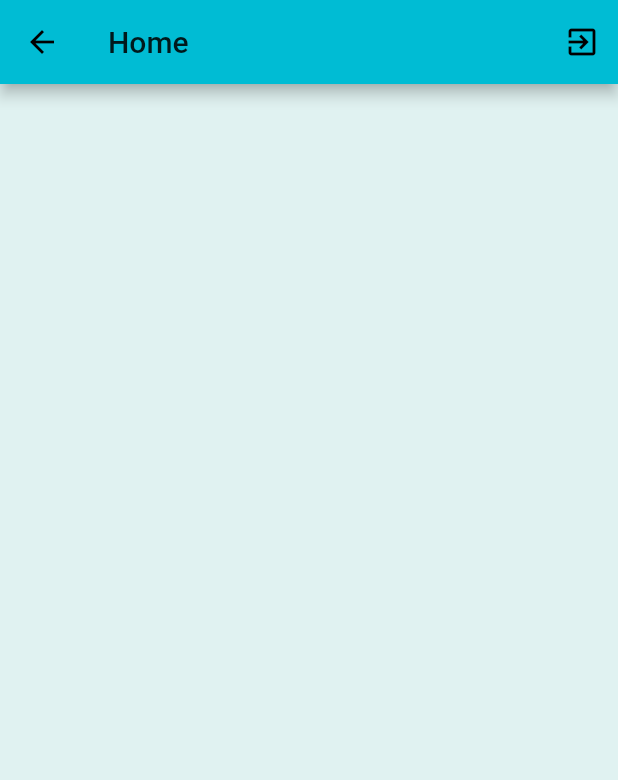
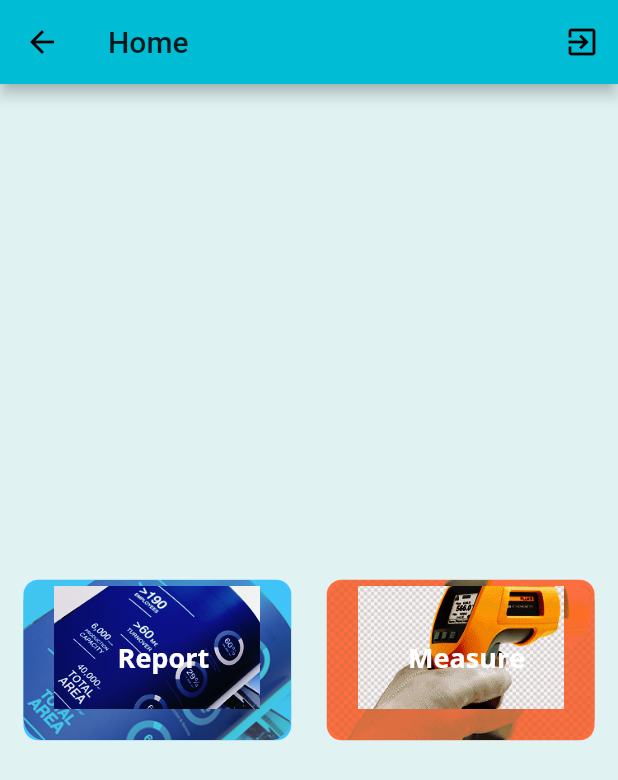
Before and after one commit to CrayJThiemsert/pmreport, a Flutter app: the HomePage screen opened directly, on a phone screen of 412 x 824 dp. Shown: the top 780 px of the screen. Run offline on Flutter 3.47's test engine with Material 2 defaults, Android fonts, the phone set to English and light mode, and no system bars; drawn by our look-alikes of flutter_bounce; our stand-ins replace bloc, cloud_firestore, equatable, firebase_auth, firebase_core, flutter_bloc and 4 more; missing offline and left inert: pedantic; accounts and stored records are empty.

Commit message:
- Add home 2 main menu buttons ui.(Report and Measure)

```diff
--- a/lib/main.dart
+++ b/lib/main.dart
@@ -6,6 +6,7 @@ import 'package:equatable/equatable.dart';
 import 'package:pmreport/blocs/simple_bloc_observer.dart';
 import 'package:authentication_repository/authentication_repository.dart';
 import 'package:pmreport/app.dart';
+import 'package:pmreport/ui/home/home.dart';
 
 void main() async {
   WidgetsFlutterBinding.ensureInitialized();
@@ -15,4 +16,5 @@ void main() async {
 
   Bloc.observer = SimpleBlocObserver();
   runApp(App(authenticationRepository: AuthenticationRepository()));
+
 }
--- a/lib/ui/home/view/home_page.dart
+++ b/lib/ui/home/view/home_page.dart
@@ -3,6 +3,7 @@ import 'package:flutter_bloc/flutter_bloc.dart';
 import 'package:pmreport/blocs/authentication/authentication.dart';
 import 'package:pmreport/ui/home/home.dart';
 import 'package:pmreport/ui/home/widgets/categories_menu.dart';
+import 'package:pmreport/ui/home/widgets/home_menu.dart';
 
 class HomePage extends StatelessWidget {
   static Route route() {
@@ -26,7 +27,8 @@ class HomePage extends StatelessWidget {
           )
         ],
       ),
-      body: CategoriesMenu(),
+      body: HomeMenu(),
+      // body: CategoriesMenu(),
       // body: Align(
       //   alignment: const Alignment(0, -1 / 3),
       //   child: Column(
--- /dev/null
+++ b/lib/ui/home/widgets/home_menu.dart
@@ -0,0 +1,123 @@
+import 'package:flutter/material.dart';
+import 'package:flutter_bounce/flutter_bounce.dart';
+
+import 'package:flutter_bloc/flutter_bloc.dart';
+import 'package:pmreport/blocs/blocs.dart';
+import 'package:pmreport/ui/home/widgets/loading_indicator.dart';
+import 'package:pmreport/utils/sizes_helpers.dart';
+
+class HomeMenu extends StatelessWidget {
+  HomeMenu({Key key}) : super(key: key);
+
+  @override
+  Widget build(BuildContext context) {
+    return Center(
+      child: Row(
+        mainAxisAlignment: MainAxisAlignment.spaceEvenly,
+        children: [
+          Bounce(
+            duration: Duration(milliseconds: 100),
+            child: Container(
+              margin: EdgeInsets.all(8.0),
+              child: Stack(
+                alignment: Alignment.topCenter,
+                children: [
+                  buildBackgroundImage(
+                      "assets/report_menu_normal.png",
+                      displayWidth(context),
+                      displayHeight(context) * 0.13,
+                      displaySize(context),
+                      Colors.lightBlueAccent,
+                  ),
+                  buildContentImage("assets/report_menu_normal.png",
+                      displayHeight(context) * 0.10),
+                  buildTapText('Report'),
+                ],
+              ),
+            ),
+            onPressed: () {
+              print('Report pressed...');
+            },
+          ),
+
+          Bounce(
+            duration: Duration(milliseconds: 100),
+            child: Container(
+              margin: EdgeInsets.all(8.0),
+              child: Stack(
+                alignment: Alignment.topCenter,
+                children: [
+                  buildBackgroundImage(
+                      "assets/measurement_menu_normal.png",
+                      displayWidth(context),
+                      displayHeight(context) * 0.13,
+                      displaySize(context),
+                      Colors.deepOrangeAccent,
+                  ),
+                  buildContentImage("assets/measurement_menu_normal.png",
+                      displayHeight(context) * 0.10),
+                  buildTapText('Measure'),
+                ],
+              ),
+            ),
+            onPressed: () {
+              print('Measurement pressed...');
+            },
+          ),
+        ],
+      ),
+    );
+  }
+
+  Widget buildTapText(String name) {
+    Color mBrown = Color(0xff81554E);
+    return Padding(
+      padding: const EdgeInsets.only(top: 40.0),
+      child: Row(
+        children: [
+          SizedBox(
+            width: 8,
+          ),
+          Text(name,
+              style: TextStyle(
+                fontWeight: FontWeight.bold,
+                fontSize: 18,
+                color: Colors.white,
+              )),
+        ],
+      ),
+    );
+  }
+
+  Widget buildBackgroundImage(
+      String backgroundImage, double cardWidth, double cardHeight, Size size, Color blendColor) {
+    return Container(
+        height: cardHeight,
+        decoration: BoxDecoration(
+          borderRadius: BorderRadius.circular(10.0),
+          color: blendColor,
+
+        ),
+        child: ClipRRect(
+          borderRadius: BorderRadius.circular(15),
+          child: Image.asset(
+            backgroundImage,
+            fit: BoxFit.contain,
+            color: blendColor,
+            colorBlendMode: BlendMode.darken,
+          ),
+        ),
+      );
+  }
+
+  Widget buildContentImage(String contentImage, double contentHeight) {
+    return Container(
+        margin: EdgeInsets.all(4),
+        child: Image.asset(
+            contentImage,
+            color: Colors.black87,
+            colorBlendMode: BlendMode.overlay,
+            height: contentHeight)
+    );
+  }
+}
--- /dev/null
+++ b/lib/utils/sizes_helpers.dart
@@ -0,0 +1,16 @@
+import 'package:flutter/material.dart';
+
+Size displaySize(BuildContext context) {
+  debugPrint('Size = ' + MediaQuery.of(context).size.toString());
+  return MediaQuery.of(context).size;
+}
+
+double displayHeight(BuildContext context) {
+  debugPrint('Height = ' + displaySize(context).height.toString());
+  return displaySize(context).height;
+}
+
+double displayWidth(BuildContext context) {
+  debugPrint('Width = ' + displaySize(context).width.toString());
+  return displaySize(context).width;
+}
--- a/pubspec.yaml
+++ b/pubspec.yaml
@@ -48,6 +48,8 @@ dependencies:
   cupertino_icons: ^0.1.3
 
   flutter_swiper: ^1.1.6
+#  imagebutton: ^0.0.6
+  flutter_bounce: ^1.0.8
 
   authentication_repository:
     path: packages/authentication_repository
```
Also changed, not shown: assets/measurement_menu_normal.png (added), assets/measurement_menu_pressed.png (added), assets/report_menu_normal.png (added), assets/report_menu_pressed.png (added), pubspec.lock, 1 other file.
